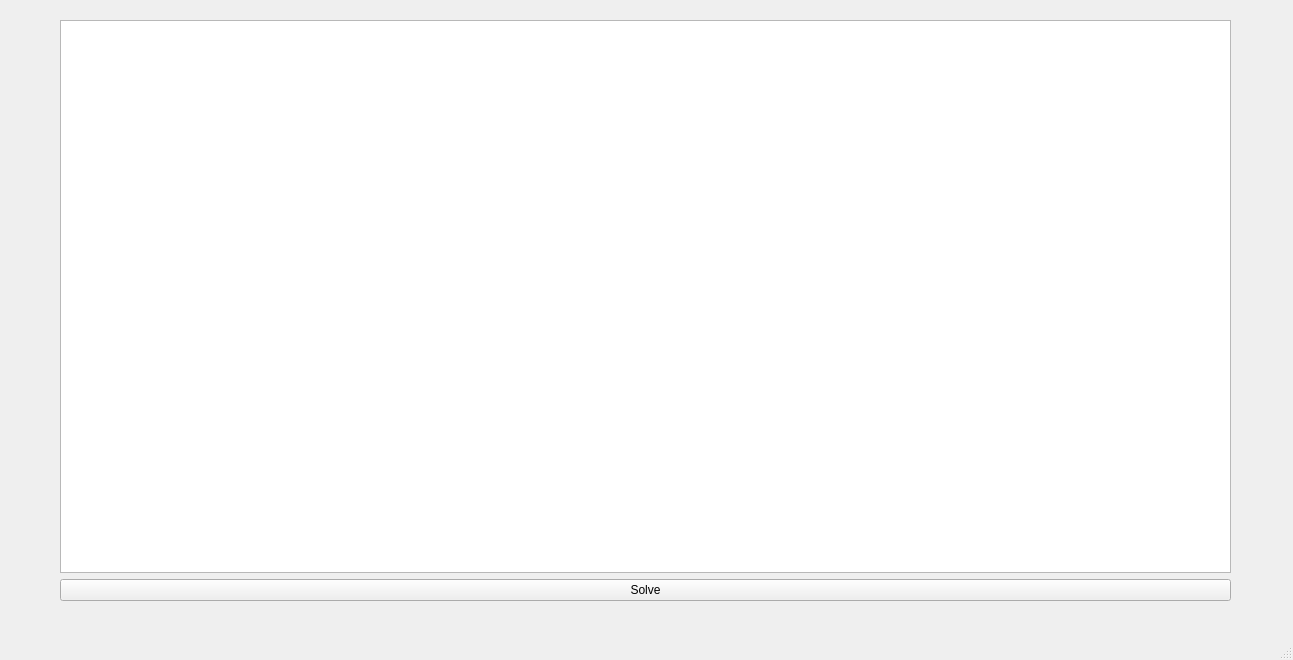
The window that pyroll/gui/mainwindow.ui (pyroll-project/pyroll-gui) describes before a commit, drawn with Qt 5.
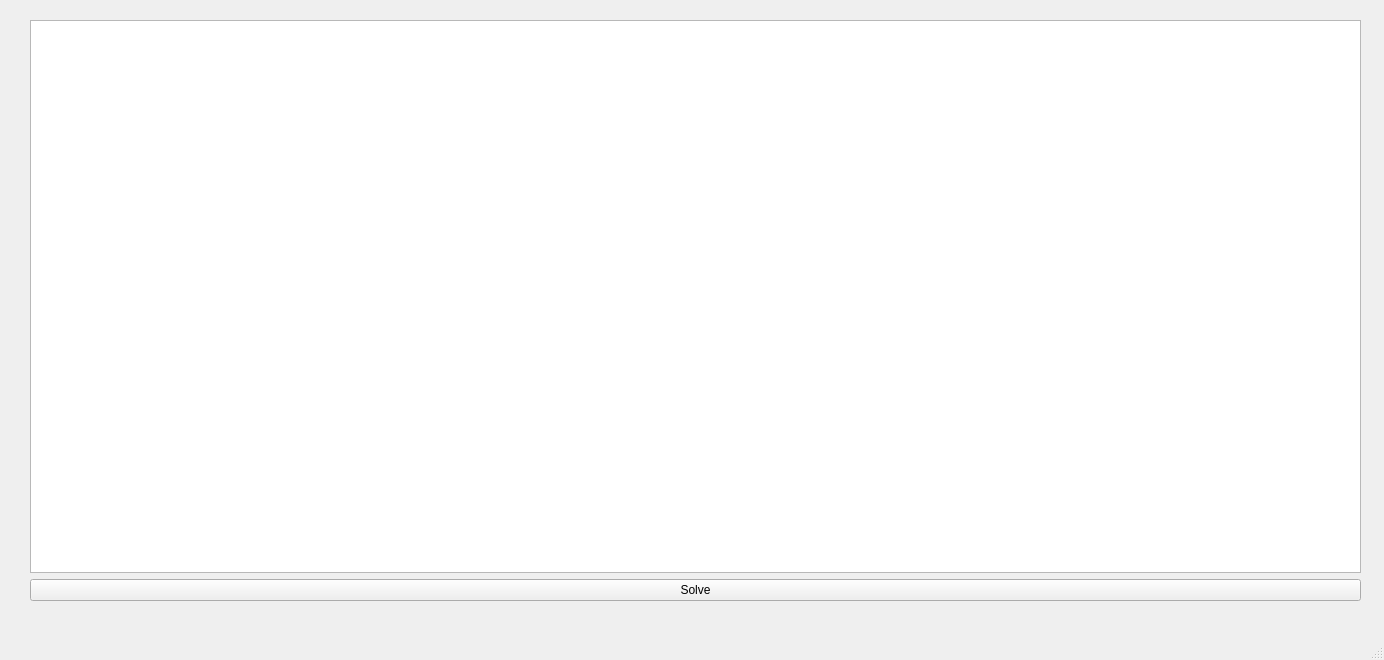
The same window after the commit.

Commit message: Improve window size so that columns are visible

Patch:
```diff
--- a/pyroll/gui/mainwindow.ui
+++ b/pyroll/gui/mainwindow.ui
@@ -6,7 +6,7 @@
    <rect>
     <x>0</x>
     <y>0</y>
-    <width>1293</width>
+    <width>1384</width>
     <height>660</height>
    </rect>
   </property>
@@ -17,9 +17,9 @@
    <widget class="QWidget" name="verticalLayoutWidget">
     <property name="geometry">
      <rect>
-      <x>60</x>
+      <x>30</x>
       <y>20</y>
-      <width>1171</width>
+      <width>1331</width>
       <height>581</height>
      </rect>
     </property>
```
Left out of the diff: 2 changed lines with no effect on the pictures. The commit also changes 1 other file.
